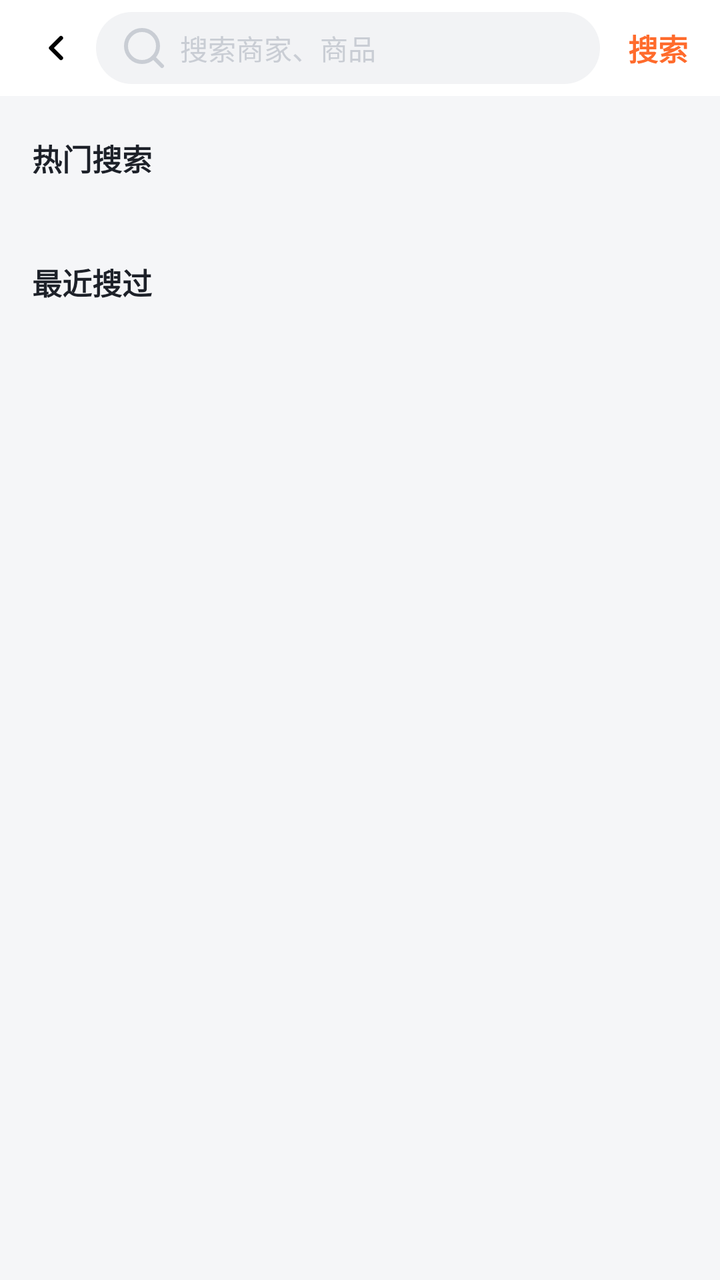
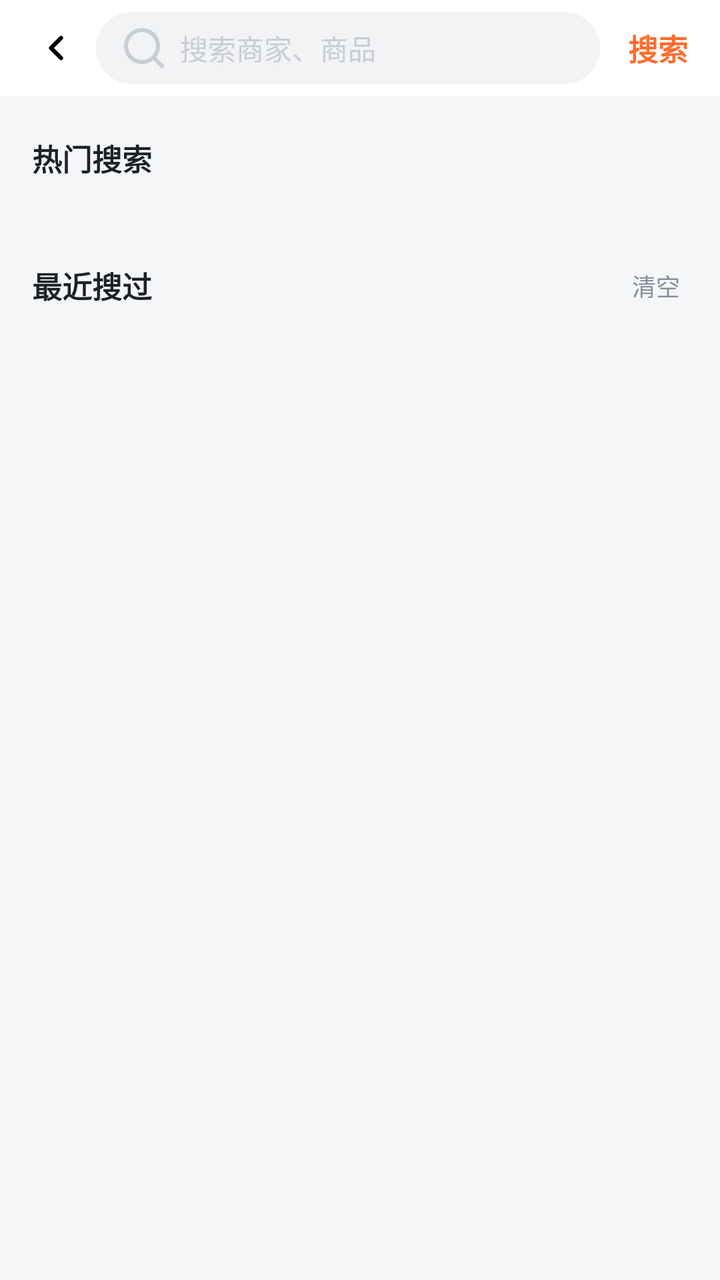

Screens rendered from an Android XML layout before and after an edit, with the pre-edit source and the edit as a unified diff.
<!-- AndroidManifest.xml: application theme Theme.DawnClient -->
<!-- res/layout/activity_search.xml -->
<?xml version="1.0" encoding="utf-8"?>
<LinearLayout xmlns:android="http://schemas.android.com/apk/res/android"
    android:layout_width="match_parent"
    android:layout_height="match_parent"
    android:background="@color/bg"
    android:orientation="vertical">

    
    <LinearLayout
        android:layout_width="match_parent"
        android:layout_height="48dp"
        android:background="@color/white"
        android:gravity="center_vertical"
        android:orientation="horizontal"
        android:paddingLeft="8dp"
        android:paddingRight="16dp">

        <ImageView
            android:id="@+id/btnBack"
            android:layout_width="40dp"
            android:layout_height="match_parent"
            android:contentDescription="返回"
            android:padding="10dp"
            android:src="@drawable/ic_chevron_left" />

        <EditText
            android:id="@+id/etSearch"
            android:layout_width="0dp"
            android:layout_height="36dp"
            android:layout_weight="1"
            android:background="@drawable/bg_search_input"
            android:drawableLeft="@drawable/ic_search"
            android:drawablePadding="6dp"
            android:drawableTint="@color/text_faint"
            android:hint="搜索商家、商品"
            android:importantForAutofill="no"
            android:inputType="text"
            android:paddingLeft="12dp"
            android:paddingRight="12dp"
            android:textColor="@color/text_primary"
            android:textColorHint="@color/text_faint"
            android:textSize="14sp" />

        <TextView
            android:id="@+id/btnSearch"
            android:layout_width="wrap_content"
            android:layout_height="match_parent"
            android:gravity="center"
            android:paddingLeft="14dp"
            android:text="搜索"
            android:textColor="@color/primary"
            android:textSize="15sp"
            android:textStyle="bold" />
    </LinearLayout>

    <ScrollView
        android:layout_width="match_parent"
        android:layout_height="match_parent"
        android:scrollbars="none">

        <LinearLayout
            android:layout_width="match_parent"
            android:layout_height="wrap_content"
            android:orientation="vertical">

            <TextView
                android:layout_width="wrap_content"
                android:layout_height="wrap_content"
                android:layout_marginLeft="16dp"
                android:layout_marginTop="20dp"
                android:text="热门搜索"
                android:textColor="@color/text_primary"
                android:textSize="15sp"
                android:textStyle="bold" />

            <LinearLayout
                android:id="@+id/hotRow"
                android:layout_width="match_parent"
                android:layout_height="wrap_content"
                android:orientation="horizontal"
                android:padding="16dp" />

            <TextView
                android:layout_width="wrap_content"
                android:layout_height="wrap_content"
                android:layout_marginLeft="16dp"
                android:layout_marginTop="8dp"
                android:text="最近搜过"
                android:textColor="@color/text_primary"
                android:textSize="15sp"
                android:textStyle="bold" />

            <LinearLayout
                android:id="@+id/historyRow"
                android:layout_width="match_parent"
                android:layout_height="wrap_content"
                android:orientation="vertical"
                android:paddingLeft="16dp"
                android:paddingRight="16dp"
                android:paddingTop="12dp" />
        </LinearLayout>
    </ScrollView>
</LinearLayout>
<!-- resources referenced by this layout -->
<resources>
  <color name="bg">#F5F6F8</color>
  <color name="primary">#FF6B2C</color>
  <color name="text_faint">#C9CDD4</color>
  <color name="text_primary">#1D2129</color>
  <color name="white">#FFFFFF</color>
  <!-- drawable bg_search_input (drawable) -->
  <?xml version="1.0" encoding="utf-8"?>
  <shape xmlns:android="http://schemas.android.com/apk/res/android">
      <solid android:color="#F2F3F5" />
      <corners android:radius="18dp" />
  </shape>
  <!-- drawable ic_chevron_left (drawable) -->
  <?xml version="1.0" encoding="utf-8"?>
  <vector xmlns:android="http://schemas.android.com/apk/res/android"
      android:width="24dp"
      android:height="24dp"
      android:viewportWidth="24"
      android:viewportHeight="24">
      <path
          android:fillColor="@android:color/transparent"
          android:strokeColor="#FF000000"
          android:strokeLineCap="round"
          android:strokeLineJoin="round"
          android:strokeWidth="2.5"
          android:pathData="M15,18l-6,-6l6,-6" />
  </vector>
  <!-- drawable ic_search (drawable) -->
  <?xml version="1.0" encoding="utf-8"?>
  <vector xmlns:android="http://schemas.android.com/apk/res/android"
      android:width="24dp"
      android:height="24dp"
      android:viewportWidth="24"
      android:viewportHeight="24">
      <path
          android:fillColor="@android:color/transparent"
          android:strokeColor="#FF000000"
          android:strokeLineCap="round"
          android:strokeLineJoin="round"
          android:strokeWidth="2"
          android:pathData="M11,11m-8,0a8,8 0,1 1,16 0a8,8 0,1 1,-16 0" />
      <path
          android:fillColor="@android:color/transparent"
          android:strokeColor="#FF000000"
          android:strokeLineCap="round"
          android:strokeLineJoin="round"
          android:strokeWidth="2"
          android:pathData="M21 21l-4.35-4.35" />
  </vector>
  <style name="Theme.DawnClient" parent="Theme.AppCompat.Light.NoActionBar">
          <item name="android:windowBackground">@color/bg</item>
          <item name="android:statusBarColor">@android:color/transparent</item>
          <item name="android:navigationBarColor">@android:color/transparent</item>
          <item name="android:windowLightStatusBar">false</item>
          <item name="android:forceDarkAllowed">false</item>
          <item name="colorPrimary">@color/primary</item>
          <item name="colorPrimaryDark">@color/primary_dark</item>
          <item name="colorAccent">@color/primary</item>
      </style>
  <color name="primary_dark">#FF5A1F</color>
</resources>

<!-- the commit's change to res/layout/activity_search.xml (unified diff, before → after) -->
@@ -63,6 +63,16 @@
             android:layout_height="wrap_content"
             android:orientation="vertical">
 
+            <LinearLayout
+                android:id="@+id/resultSection"
+                android:layout_width="match_parent"
+                android:layout_height="wrap_content"
+                android:orientation="vertical"
+                android:paddingLeft="16dp"
+                android:paddingTop="16dp"
+                android:paddingRight="16dp"
+                android:visibility="gone" />
+
             <TextView
                 android:layout_width="wrap_content"
                 android:layout_height="wrap_content"
@@ -73,22 +83,46 @@
                 android:textSize="15sp"
                 android:textStyle="bold" />
 
-            <LinearLayout
-                android:id="@+id/hotRow"
+            <HorizontalScrollView
                 android:layout_width="match_parent"
                 android:layout_height="wrap_content"
-                android:orientation="horizontal"
-                android:padding="16dp" />
+                android:scrollbars="none">
 
-            <TextView
-                android:layout_width="wrap_content"
+                <LinearLayout
+                    android:id="@+id/hotRow"
+                    android:layout_width="wrap_content"
+                    android:layout_height="wrap_content"
+                    android:orientation="horizontal"
+                    android:padding="16dp" />
+            </HorizontalScrollView>
+
+            <LinearLayout
+                android:layout_width="match_parent"
                 android:layout_height="wrap_content"
                 android:layout_marginLeft="16dp"
                 android:layout_marginTop="8dp"
-                android:text="最近搜过"
-                android:textColor="@color/text_primary"
-                android:textSize="15sp"
-                android:textStyle="bold" />
+                android:layout_marginRight="16dp"
+                android:gravity="center_vertical"
+                android:orientation="horizontal">
+
+                <TextView
+                    android:layout_width="0dp"
+                    android:layout_height="wrap_content"
+                    android:layout_weight="1"
+                    android:text="最近搜过"
+                    android:textColor="@color/text_primary"
+                    android:textSize="15sp"
+                    android:textStyle="bold" />
+
+                <TextView
+                    android:id="@+id/btnClearHistory"
+                    android:layout_width="wrap_content"
+                    android:layout_height="wrap_content"
+                    android:padding="4dp"
+                    android:text="清空"
+                    android:textColor="@color/text_tertiary"
+                    android:textSize="12sp" />
+            </LinearLayout>
 
             <LinearLayout
                 android:id="@+id/historyRow"
<!-- resource entries referenced after the edit -->
@@ -4,6 +4,7 @@
   <color name="primary">#FF6B2C</color>
   <color name="text_faint">#C9CDD4</color>
   <color name="text_primary">#1D2129</color>
+  <color name="text_tertiary">#86909C</color>
   <color name="white">#FFFFFF</color>
   <!-- drawable bg_search_input (drawable) -->
   <?xml version="1.0" encoding="utf-8"?>
